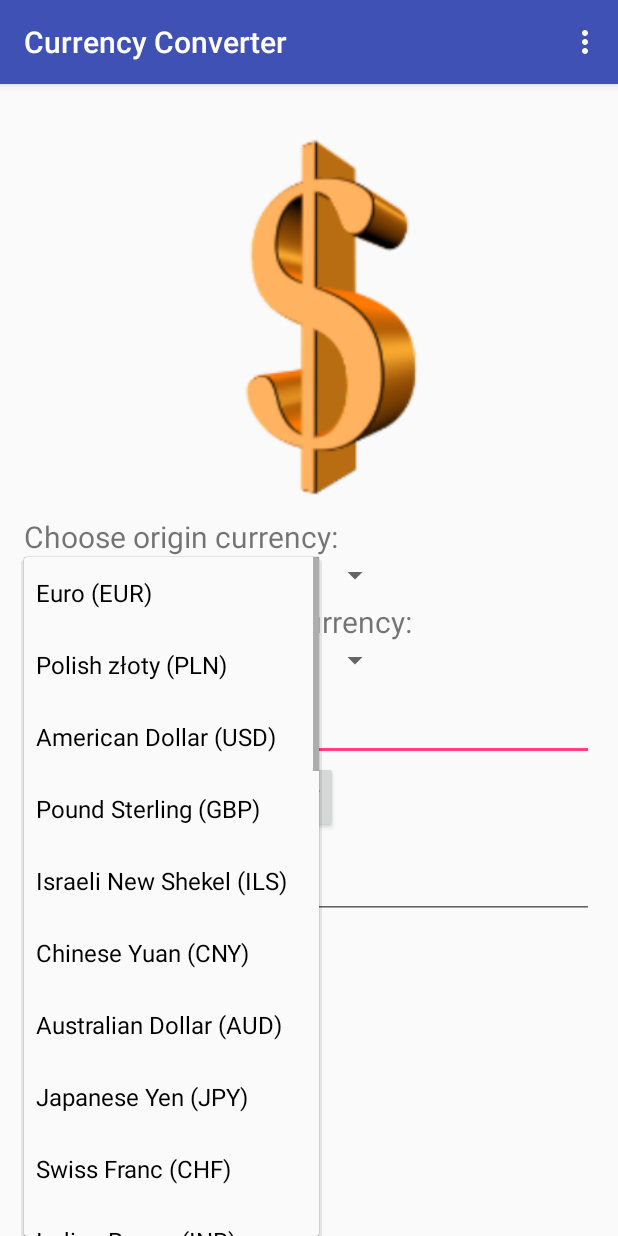
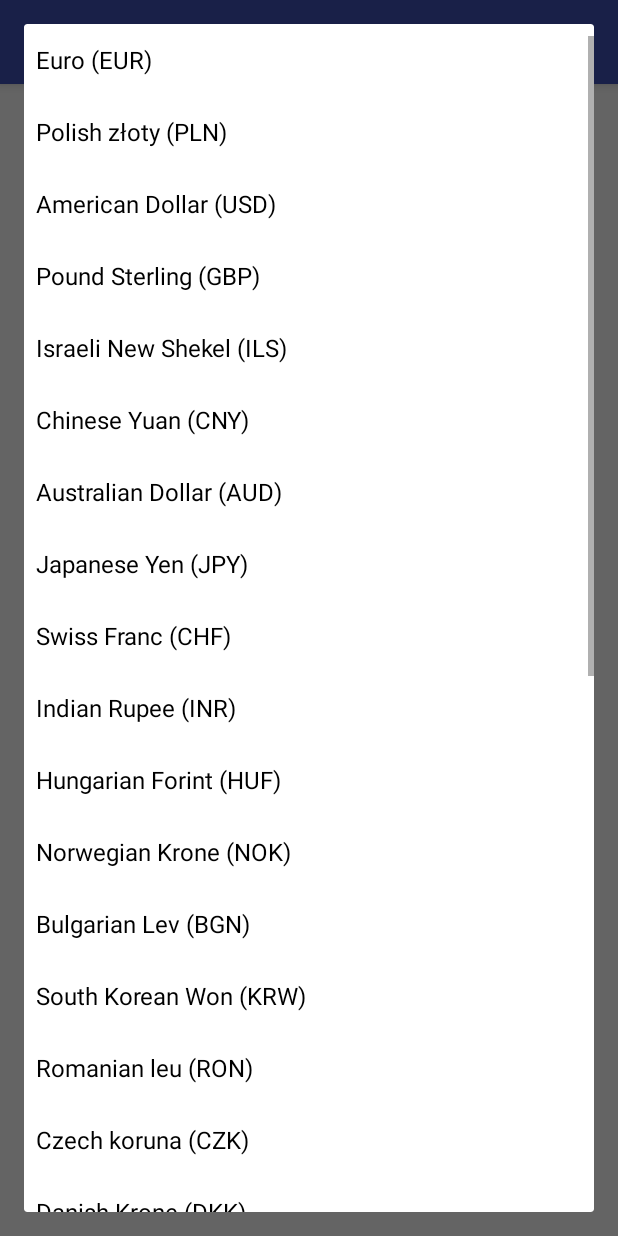
Before and after one commit to guydrori/currency-android, an Android app: the screen it shows after launch (MainActivity), after a tap on "Euro (EUR)", on a phone screen of 412 x 824 dp. Run offline under Robolectric (Android 15) with nearby library versions, the phone set to English and light mode, and no system bars; 1 other tap on this screen came first.

Commit message:
Completed translations, changed Spinner to a dialog to better accommodate the new list of currencies. Removed warnings in layouts.

```diff
--- a/app/src/main/res/layout-land/activity_main.xml
+++ b/app/src/main/res/layout-land/activity_main.xml
@@ -13,7 +13,7 @@
         android:layout_width="wrap_content"
         android:layout_height="wrap_content"
         android:id="@+id/source_chooser"
-        android:spinnerMode="dropdown"
+        android:spinnerMode="dialog"
         android:layout_below="@+id/spinner_label"
         android:layout_alignParentLeft="true"
         android:layout_alignParentStart="true" />
@@ -57,7 +57,7 @@
         android:layout_centerVertical="true"
         android:layout_alignParentLeft="true"
         android:layout_alignParentStart="true"
-        android:spinnerMode="dropdown"
+        android:spinnerMode="dialog"
         android:layout_below="@+id/dest_label" />
 
     <TextView
@@ -77,7 +77,6 @@
         android:inputType="none"
         android:ems="10"
         android:id="@+id/result_field"
-        android:editable="false"
         android:hint="@string/Result"
         android:maxWidth="5dp"
         android:layout_below="@+id/value_input"
--- a/app/src/main/res/layout-ldrtl-land/activity_main.xml
+++ b/app/src/main/res/layout-ldrtl-land/activity_main.xml
@@ -13,9 +13,10 @@
         android:layout_width="wrap_content"
         android:layout_height="wrap_content"
         android:id="@+id/source_chooser"
-        android:spinnerMode="dropdown"
+        android:spinnerMode="dialog"
         android:layout_below="@+id/spinner_label"
         android:layout_alignLeft="@+id/spinner_label"
+        android:layout_alignStart="@+id/spinner_label"
         android:layout_alignEnd="@+id/spinner_label" />
 
     <EditText
@@ -28,6 +29,7 @@
         android:layout_below="@+id/destination_chooser"
         android:layout_alignRight="@+id/destination_chooser"
         android:layout_alignStart="@+id/destination_chooser"
+        android:layout_alignEnd="@+id/destination_chooser"
         android:layout_marginTop="10dp" />
 
     <TextView
@@ -47,13 +49,14 @@
         android:onClick="buttonClick"
         android:layout_alignBottom="@+id/result_field"
         android:layout_alignParentLeft="true"
+        android:layout_alignParentStart="true"
         android:layout_alignParentEnd="true" />
 
     <Spinner
         android:layout_width="wrap_content"
         android:layout_height="wrap_content"
         android:id="@+id/destination_chooser"
-        android:spinnerMode="dropdown"
+        android:spinnerMode="dialog"
         android:layout_below="@+id/dest_label"
         android:layout_alignParentStart="true"
         android:layout_centerVertical="true"
@@ -68,6 +71,7 @@
         android:layout_below="@+id/source_chooser"
         android:layout_alignRight="@+id/destination_chooser"
         android:layout_alignStart="@+id/destination_chooser"
+        android:layout_alignEnd="@+id/destination_chooser"
         android:layout_alignParentStart="true"
         android:layout_marginTop="5dp" />
 
@@ -77,13 +81,14 @@
         android:inputType="none"
         android:ems="10"
         android:id="@+id/result_field"
-        android:editable="false"
         android:hint="@string/Result"
         android:maxWidth="5dp"
         android:layout_marginLeft="26dp"
+        android:layout_marginStart="26dp"
         android:layout_marginEnd="26dp"
         android:layout_below="@+id/value_input"
         android:layout_toRightOf="@+id/convert_button"
+        android:layout_toEndOf="@+id/convert_button"
         android:layout_toStartOf="@+id/convert_button"
         android:layout_marginTop="10dp" />
 
--- a/app/src/main/res/layout-ldrtl/activity_main.xml
+++ b/app/src/main/res/layout-ldrtl/activity_main.xml
@@ -13,7 +13,7 @@
         android:layout_width="wrap_content"
         android:layout_height="wrap_content"
         android:id="@+id/source_chooser"
-        android:spinnerMode="dropdown"
+        android:spinnerMode="dialog"
         android:layout_above="@+id/dest_label"
         android:layout_alignParentEnd="false"
         android:layout_alignParentStart="true"
@@ -51,9 +51,10 @@
         android:layout_width="wrap_content"
         android:layout_height="wrap_content"
         android:id="@+id/destination_chooser"
-        android:spinnerMode="dropdown"
+        android:spinnerMode="dialog"
         android:layout_centerVertical="true"
         android:layout_alignParentRight="true"
+        android:layout_alignParentEnd="true"
         android:layout_alignParentStart="true" />
 
     <TextView
@@ -71,7 +72,6 @@
         android:inputType="none"
         android:ems="10"
         android:id="@+id/result_field"
-        android:editable="false"
         android:hint="@string/Result"
         android:layout_below="@+id/value_input"
         android:layout_marginTop="60dp" />
@@ -81,6 +81,7 @@
         android:layout_height="match_parent"
         android:id="@+id/imageView"
         android:src="@drawable/dollar_sign"
-        android:layout_above="@+id/spinner_label" />
+        android:layout_above="@+id/spinner_label"
+        android:contentDescription="@string/dollarImage"/>
 
 </RelativeLayout>
--- a/app/src/main/res/layout/activity_main.xml
+++ b/app/src/main/res/layout/activity_main.xml
@@ -13,7 +13,7 @@
         android:layout_width="wrap_content"
         android:layout_height="wrap_content"
         android:id="@+id/source_chooser"
-        android:spinnerMode="dropdown"
+        android:spinnerMode="dialog"
         android:layout_above="@+id/dest_label"
         android:layout_alignParentStart="true"
         android:layout_alignParentLeft="true" />
@@ -53,7 +53,7 @@
         android:layout_centerVertical="true"
         android:layout_alignParentLeft="true"
         android:layout_alignParentStart="true"
-        android:spinnerMode="dropdown" />
+        android:spinnerMode="dialog" />
 
     <TextView
         android:layout_width="wrap_content"
@@ -70,7 +70,6 @@
         android:inputType="none"
         android:ems="10"
         android:id="@+id/result_field"
-        android:editable="false"
         android:hint="@string/Result"
         android:layout_below="@+id/value_input"
         android:layout_marginTop="60dp" />
@@ -80,6 +79,7 @@
         android:layout_height="match_parent"
         android:id="@+id/imageView"
         android:src="@drawable/dollar_sign"
-        android:layout_above="@+id/spinner_label" />
+        android:layout_above="@+id/spinner_label"
+        android:contentDescription="@string/dollarImage" />
 
 </RelativeLayout>
--- a/app/src/main/res/values/strings.xml
+++ b/app/src/main/res/values/strings.xml
@@ -52,9 +52,10 @@
     <string name="calcFail">Calculation failed. Please wait for the rates to load</string>
     <string name="noInput">Could not calculate. Please check that you have entered a value in the Value field and that it is a positive decimal.</string>
     <string name="about">About</string>
-    <string name ="github">Source code: http://github.com/guydrori/currency-android</string>
-    <string name = "fixer">Uses the <a href = "http://www.fixer.io">fixer.io</a> API for exchange rates</string>
-    <string name = "created">Created with love in Poland :-)</string>
-    <string name = "license">The source code is licensed under the <b>Apache 2.0</b> license</string>
-    <string name="result">%1$s %2$s</string>
+    <string name="github">Source code: http://github.com/guydrori/currency-android</string>
+    <string name="fixer">Uses the <a href = "http://www.fixer.io">fixer.io</a> API for exchange rates</string>
+    <string name="created">Created with love in Poland :-)</string>
+    <string name="license">The source code is licensed under the <b>Apache 2.0</b> license</string>
+    <string name="result" translatable="false">%1$s %2$s</string>
+    <string name="dollarImage">Currency symbol</string>
 </resources>
```
Also changed, not shown: 4 other files.
